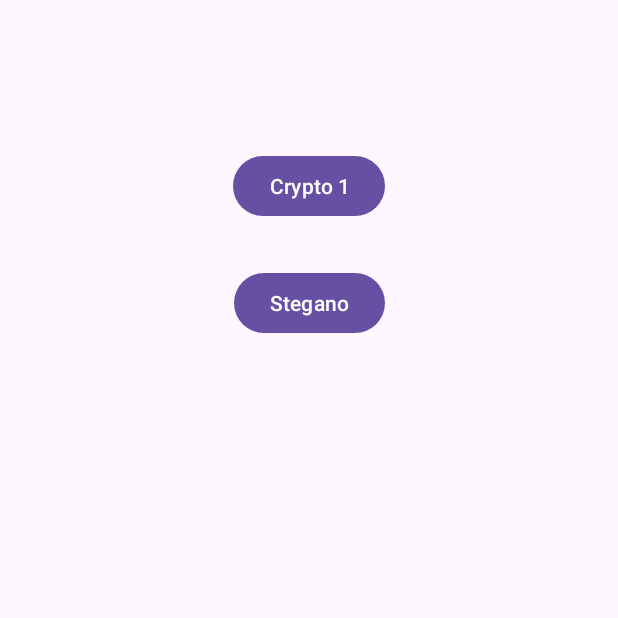
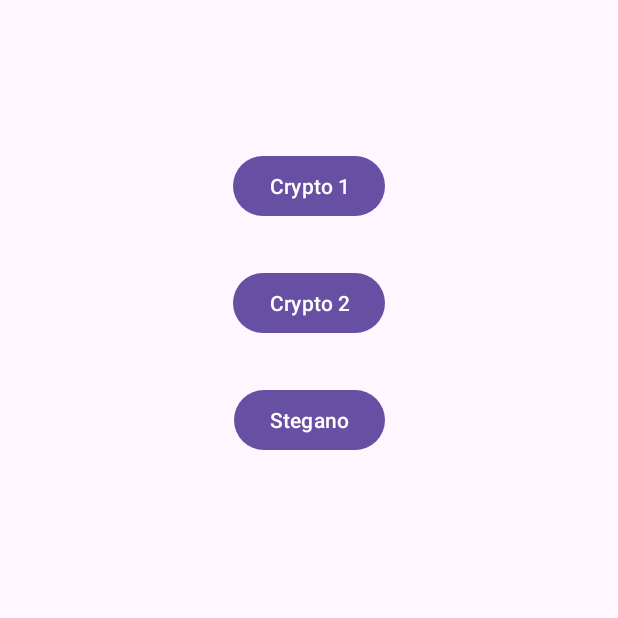
Before and after one commit to HugoCls/SDM-CTFrench, an Android app: the screen it shows after launch (MainActivity), on a phone screen of 412 x 824 dp, the top half of it. Run offline under Robolectric (Android 15) with nearby library versions, the light colour scheme and no system bars.

Commit message:
Added Crypto 2 CTF

```diff
--- a/CTFrench/app/src/main/AndroidManifest.xml
+++ b/CTFrench/app/src/main/AndroidManifest.xml
@@ -12,6 +12,9 @@
         android:supportsRtl="true"
         android:theme="@style/Theme.CTFrench"
         tools:targetApi="31">
+        <activity
+            android:name=".Crypto2"
+            android:exported="false" />
         <activity
             android:name=".Stegano"
             android:exported="false" />
--- a/CTFrench/app/src/main/java/com/example/ctfrench/MainActivity.java
+++ b/CTFrench/app/src/main/java/com/example/ctfrench/MainActivity.java
@@ -17,12 +17,23 @@ public class MainActivity extends AppCompatActivity {
         setContentView(R.layout.activity_main);
 
         Button Crypto1 = findViewById(R.id.Crypto1);
+        Button Crypto2 = findViewById(R.id.Crypto2);
         Button Stegano = findViewById(R.id.Stegano);
         Crypto1.setOnClickListener(new View.OnClickListener() {
             @Override
             public void onClick(View v) {
 
                 Intent intent = new Intent(MainActivity.this, Crypto.class);
+                startActivity(intent);
+
+            }
+        });
+
+        Crypto2.setOnClickListener(new View.OnClickListener() {
+            @Override
+            public void onClick(View v) {
+
+                Intent intent = new Intent(MainActivity.this, Crypto2.class);
                 startActivity(intent);
 
             }
--- a/CTFrench/app/src/main/res/layout/activity_main.xml
+++ b/CTFrench/app/src/main/res/layout/activity_main.xml
@@ -28,6 +28,20 @@
         android:text="Stegano"
         app:layout_constraintEnd_toEndOf="parent"
         app:layout_constraintStart_toStartOf="parent"
+        app:layout_constraintTop_toBottomOf="@+id/Crypto2" />
+
+    <Button
+        android:id="@+id/Crypto2"
+        android:layout_width="wrap_content"
+        android:layout_height="wrap_content"
+        android:layout_marginStart="160dp"
+        android:layout_marginTop="30dp"
+        android:layout_marginEnd="160dp"
+        android:layout_marginBottom="114dp"
+        android:text="Crypto 2"
+        app:layout_constraintBottom_toTopOf="@+id/Stegano"
+        app:layout_constraintEnd_toEndOf="parent"
+        app:layout_constraintStart_toStartOf="parent"
         app:layout_constraintTop_toBottomOf="@+id/Crypto1" />
 
 </androidx.constraintlayout.widget.ConstraintLayout>
```
Also changed, not shown: CTFrench/app/src/main/java/com/example/ctfrench/Crypto2.java (added, +24 -0 lines), CTFrench/app/src/main/res/layout/activity_crypto2.xml (added, +51 -0 lines), CTFrench/app/src/main/res/drawable/memeimage.jpg (added).
